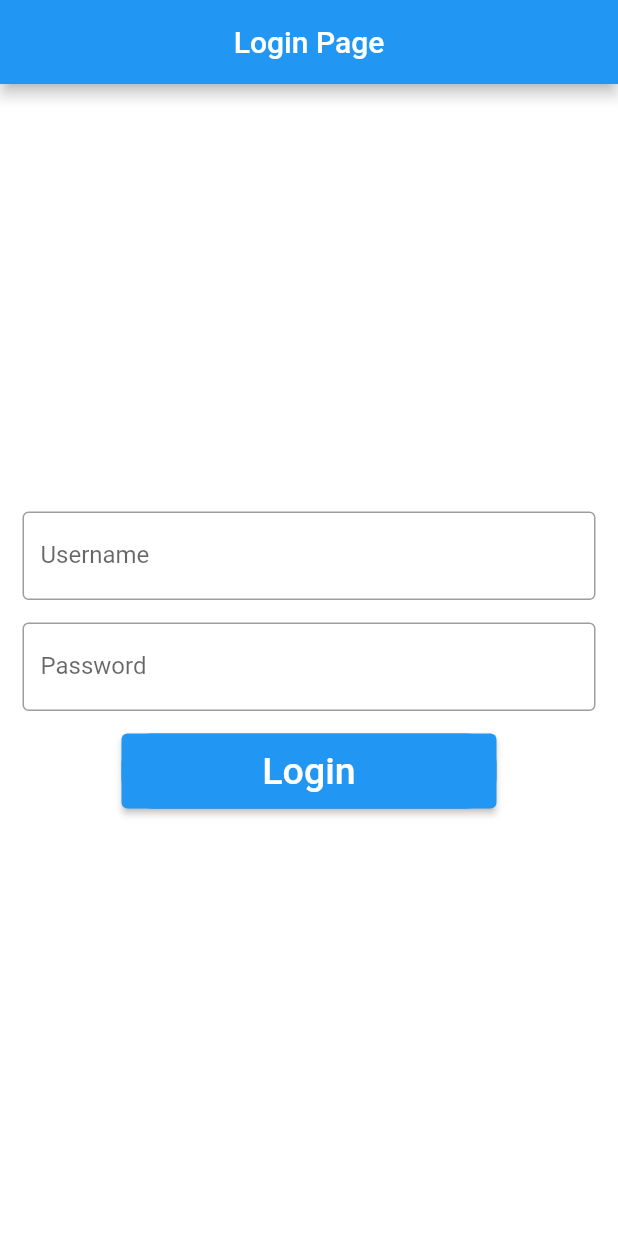
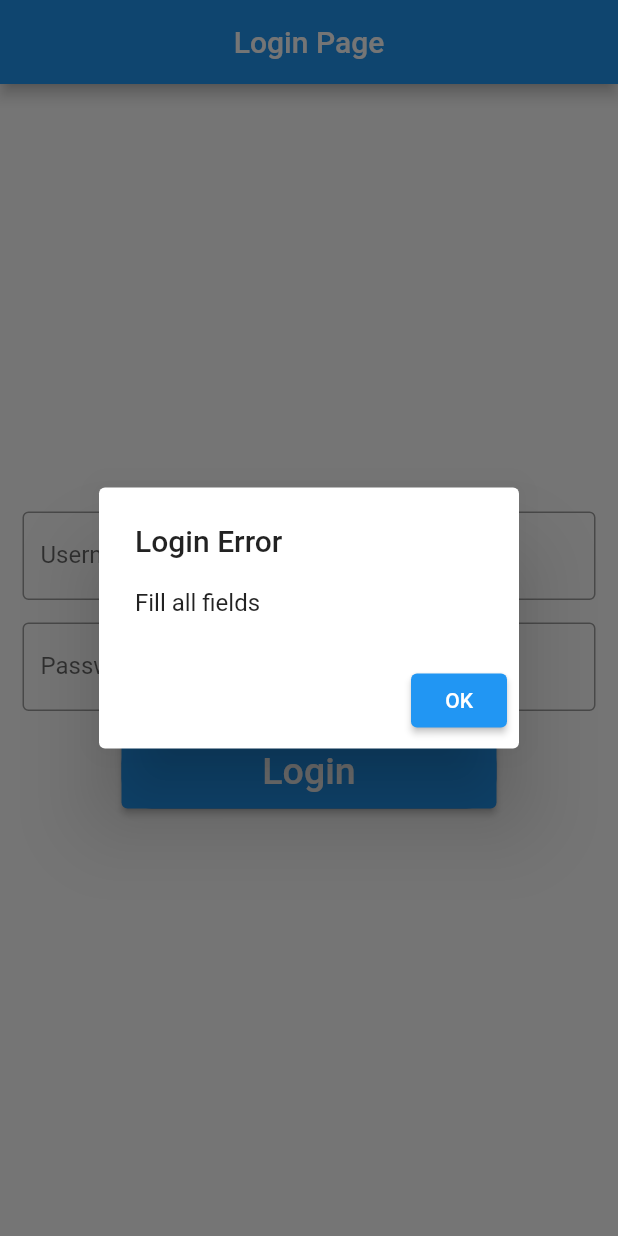
Before and after one commit to sezerdogru/Togg-Flutter-Assesment, a Flutter app: the screen it shows after launch, after a tap on "Login", on a phone screen of 412 x 824 dp. Run offline on Flutter 3.47's test engine with Material 2 defaults, Android fonts, the phone set to English and light mode, and no system bars; our stand-ins replace fixnum, shared_preferences; missing offline and left inert: grpc, protobuf.

Commit message:
Add login alert

```diff
--- a/lib/const.dart
+++ b/lib/const.dart
@@ -7,6 +7,9 @@ class Const {
   static String password = "Password";
   static String passwordHint = "Enter password";
   static String login = "Login";
+  static String ok = "OK";
+  static String loginError = "Login Error";
   static String loginTitle = "Login Page";
   static String locations = "Locations";
+  static String fillAllFields = "Fill all fields";
 }
--- a/lib/provider/auth.dart
+++ b/lib/provider/auth.dart
@@ -1,9 +1,14 @@
 import 'dart:developer';
 
+import 'package:flutter/foundation.dart';
 import 'package:flutter/material.dart';
+import 'package:grpc/grpc.dart';
 import 'package:shared_preferences/shared_preferences.dart';
+import 'package:togg_case/const.dart';
+import 'package:togg_case/screens/locations.dart';
 import 'package:togg_case/service/poi.pb.dart';
 import 'package:togg_case/service/service.auth.dart';
+import 'package:togg_case/widgets/alert.dart';
 
 class Auth with ChangeNotifier {
   String? _token;
@@ -16,7 +21,6 @@ class Auth with ChangeNotifier {
 
   void checkLogged() async {
     shared = await SharedPreferences.getInstance();
-    shared.clear();
     String? token = shared.getString("token");
     _token = token;
     notifyListeners();
@@ -24,14 +28,32 @@ class Auth with ChangeNotifier {
 
   void login(BuildContext ctx, String username, String password) async {
     shared = await SharedPreferences.getInstance();
+    if (username.isEmpty || password.isEmpty) {
+      Alert.showAlertDialog(
+        ctx,
+        Const.fillAllFields,
+        buttonText: Const.ok,
+        errTitle: Const.loginError,
+      );
+      return;
+    }
     try {
       LoginReply response = await AuthService.login(username, password);
-      print(response.toString());
       _token = response.token;
       shared.setString("token", response.token);
       notifyListeners();
-    } catch (e) {
-      log("error=${e.toString()}");
+      Navigator.pushReplacement(
+          ctx,
+          MaterialPageRoute(
+              builder: (BuildContext context) => const Locations()));
+    } on GrpcError catch (e) {
+      log(e.message.toString());
+      Alert.showAlertDialog(
+        ctx,
+        e.message!,
+        buttonText: Const.ok,
+        errTitle: Const.loginError,
+      );
     }
   }
 }
--- /dev/null
+++ b/lib/widgets/alert.dart
@@ -0,0 +1,35 @@
+import 'package:flutter/material.dart';
+
+class Alert {
+  static showAlertDialog(
+    BuildContext context,
+    String errMsg, {
+    required String buttonText,
+    required String errTitle,
+  }) {
+    // Create button
+    Widget okButton = ElevatedButton(
+      child: Text(buttonText),
+      onPressed: () {
+        Navigator.of(context).pop();
+      },
+    );
+
+    // Create AlertDialog
+    AlertDialog alert = AlertDialog(
+      title: Text(errTitle),
+      content: Text(errMsg),
+      actions: [
+        okButton,
+      ],
+    );
+
+    // show the dialog
+    showDialog(
+      context: context,
+      builder: (BuildContext context) {
+        return alert;
+      },
+    );
+  }
+}
```
